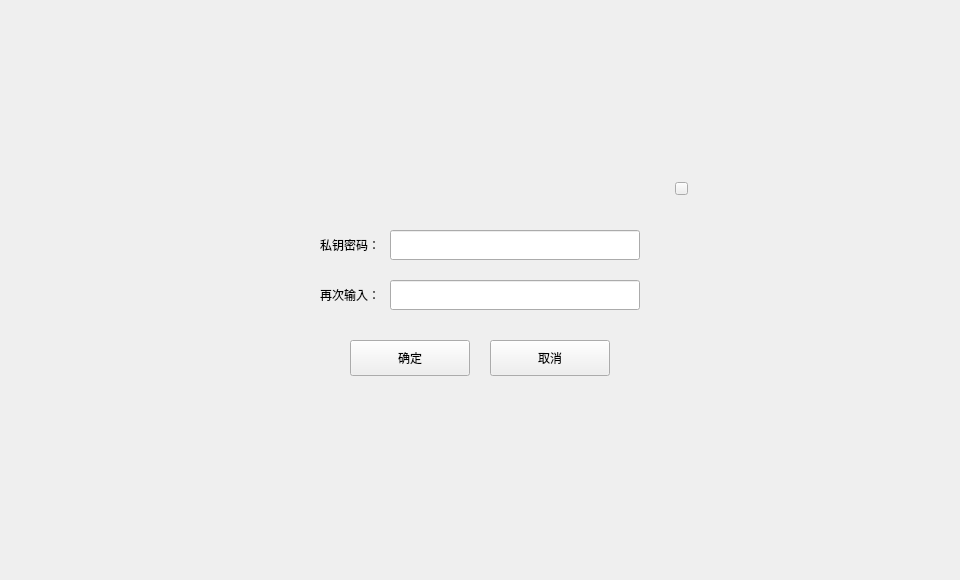
First picture: the form in LNKWallet/dialog/exportsetpwddialog.ui, repository HcashOrg/hx-indicator, before the edit.
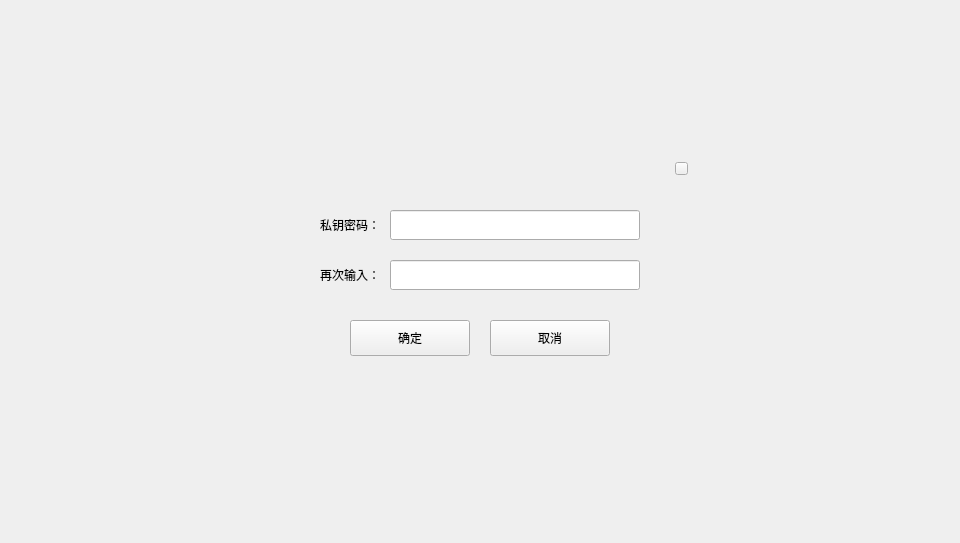
Second picture: the form after the edit.

```diff
--- a/LNKWallet/dialog/exportsetpwddialog.ui
+++ b/LNKWallet/dialog/exportsetpwddialog.ui
@@ -7,7 +7,7 @@
     <x>0</x>
     <y>0</y>
     <width>960</width>
-    <height>580</height>
+    <height>543</height>
    </rect>
   </property>
   <property name="windowTitle">
@@ -19,14 +19,14 @@
      <x>0</x>
      <y>0</y>
      <width>960</width>
-     <height>580</height>
+     <height>543</height>
     </rect>
    </property>
    <widget class="QWidget" name="containerWidget" native="true">
     <property name="geometry">
      <rect>
       <x>260</x>
-      <y>170</y>
+      <y>150</y>
       <width>440</width>
       <height>240</height>
      </rect>
```
